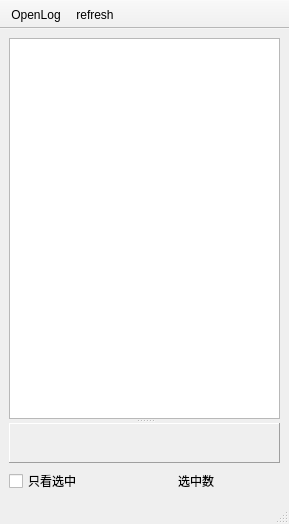
The window that MemMonitorSetting/MemMonitorSetting.ui (SabiAmeno/memory-monitor) describes before a commit, drawn with Qt 5.
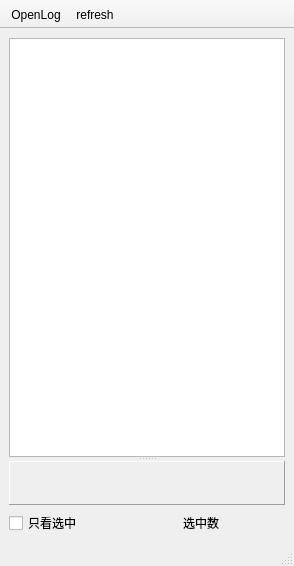
The same window after the commit. The open tabs and pages were chosen to show the change. Icons and pictures are not drawn. Custom widgets are drawn as their Qt base class.

Diff of the .ui file:
```diff
--- a/MemMonitorSetting/MemMonitorSetting.ui
+++ b/MemMonitorSetting/MemMonitorSetting.ui
@@ -6,8 +6,8 @@
    <rect>
     <x>0</x>
     <y>0</y>
-    <width>289</width>
-    <height>524</height>
+    <width>294</width>
+    <height>566</height>
    </rect>
   </property>
   <property name="windowTitle">
@@ -130,6 +130,12 @@
        </column>
       </widget>
       <widget class="QStackedWidget" name="stackedWidget">
+       <property name="sizePolicy">
+        <sizepolicy hsizetype="Preferred" vsizetype="Expanding">
+         <horstretch>0</horstretch>
+         <verstretch>0</verstretch>
+        </sizepolicy>
+       </property>
        <property name="frameShape">
         <enum>QFrame::Panel</enum>
        </property>
@@ -139,7 +145,25 @@
        <property name="currentIndex">
         <number>1</number>
        </property>
-       <widget class="QWidget" name="page"/>
+       <widget class="QWidget" name="page">
+        <layout class="QGridLayout" name="gridLayout_3">
+         <property name="leftMargin">
+          <number>0</number>
+         </property>
+         <property name="topMargin">
+          <number>0</number>
+         </property>
+         <property name="rightMargin">
+          <number>0</number>
+         </property>
+         <property name="bottomMargin">
+          <number>0</number>
+         </property>
+         <item row="0" column="0">
+          <widget class="MemGraph" name="widget" native="true"/>
+         </item>
+        </layout>
+       </widget>
        <widget class="QWidget" name="page_2">
         <layout class="QGridLayout" name="gridLayout_2">
          <item row="0" column="0">
@@ -201,6 +225,12 @@
    <header>procinfoshower.h</header>
    <container>1</container>
   </customwidget>
+  <customwidget>
+   <class>MemGraph</class>
+   <extends>QWidget</extends>
+   <header>memgraph.h</header>
+   <container>1</container>
+  </customwidget>
  </customwidgets>
  <resources>
   <include location="MemMonitorSetting.qrc"/>
```
